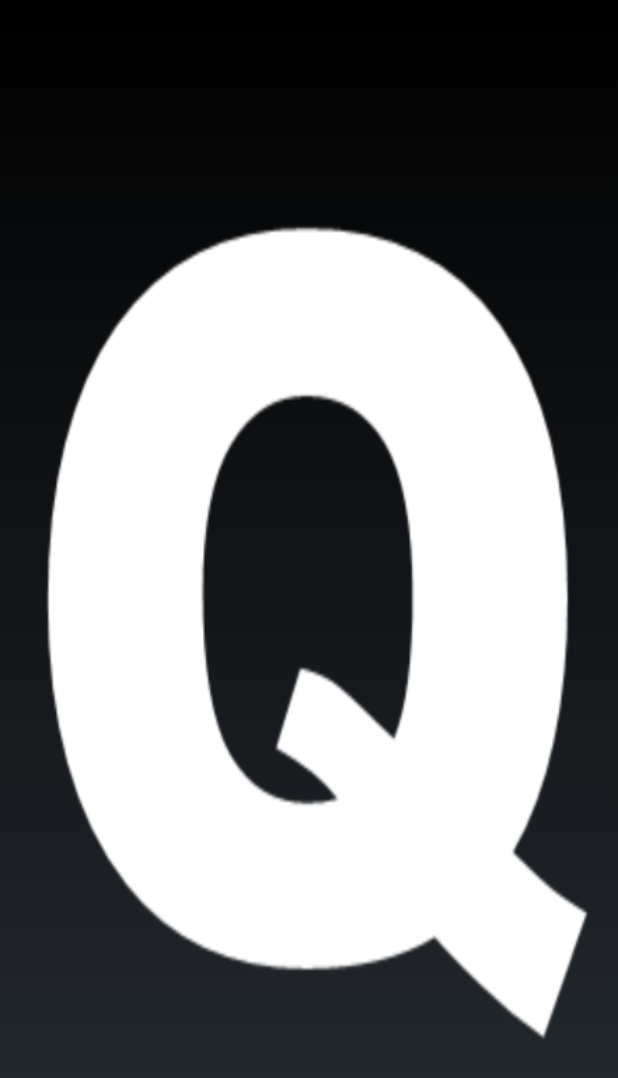
After one commit to bluesquanium/Quest, an Android app: the LoadingActivity screen opened directly, with no data from a screen before it, on a phone screen of 412 x 824 dp. The commit adds this screen. Shown: the top 1078 px of the screen. Run offline under Robolectric (Android 15) with nearby library versions, the phone set to English and light mode, and no system bars.

Commit message:
add loading activity.

```diff
--- a/App/Quest/app/src/main/AndroidManifest.xml
+++ b/App/Quest/app/src/main/AndroidManifest.xml
@@ -16,6 +16,8 @@
                 <category android:name="android.intent.category.LAUNCHER" />
             </intent-filter>
         </activity>
+        <activity android:name=".LoadingActivity"
+            android:theme="@android:style/Theme.NoTitleBar.Fullscreen" />
     </application>
 
 </manifest>
--- /dev/null
+++ b/App/Quest/app/src/main/java/org/slt/android/quest3/LoadingActivity.java
@@ -0,0 +1,23 @@
+package org.slt.android.quest3;
+
+import android.app.Activity;
+import android.os.Bundle;
+import android.os.Handler;
+
+public class LoadingActivity extends Activity {
+    @Override
+    protected void onCreate(Bundle savedInstanceState) {
+        super.onCreate(savedInstanceState);
+        setContentView(R.layout.activity_loading);
+        startLoading();
+    }
+    private void startLoading() {
+        Handler handler = new Handler();
+        handler.postDelayed(new Runnable() {
+            @Override
+            public void run() {
+                finish();
+            }
+        }, 2000);
+    }
+}
--- a/App/Quest/app/src/main/java/org/slt/android/quest3/MainActivity.java
+++ b/App/Quest/app/src/main/java/org/slt/android/quest3/MainActivity.java
@@ -1,5 +1,6 @@
 package org.slt.android.quest3;
 
+import android.content.Intent;
 import android.support.v7.app.AppCompatActivity;
 import android.os.Bundle;
 
@@ -9,5 +10,7 @@ public class MainActivity extends AppCompatActivity {
     protected void onCreate(Bundle savedInstanceState) {
         super.onCreate(savedInstanceState);
         setContentView(R.layout.activity_main);
+        Intent intent = new Intent(this, LoadingActivity.class);
+        startActivity(intent);
     }
 }
--- /dev/null
+++ b/App/Quest/app/src/main/res/layout/activity_loading.xml
@@ -0,0 +1,11 @@
+<?xml version="1.0" encoding="utf-8"?>
+<LinearLayout xmlns:android="http://schemas.android.com/apk/res/android"
+    android:orientation="vertical"
+    android:layout_width="match_parent"
+    android:layout_height="match_parent"
+    android:paddingLeft="18dp"
+    android:paddingRight="18dp"
+    android:paddingTop="@dimen/activity_vertical_margin"
+    android:paddingBottom="@dimen/activity_vertical_margin"
+    android:background="@drawable/logo">
+</LinearLayout>
```
Also changed, not shown: App/Quest/app/src/main/res/values/dimens.xml (added, +13 -0 lines), App/Quest/app/src/main/res/drawable/logo.png (added).
